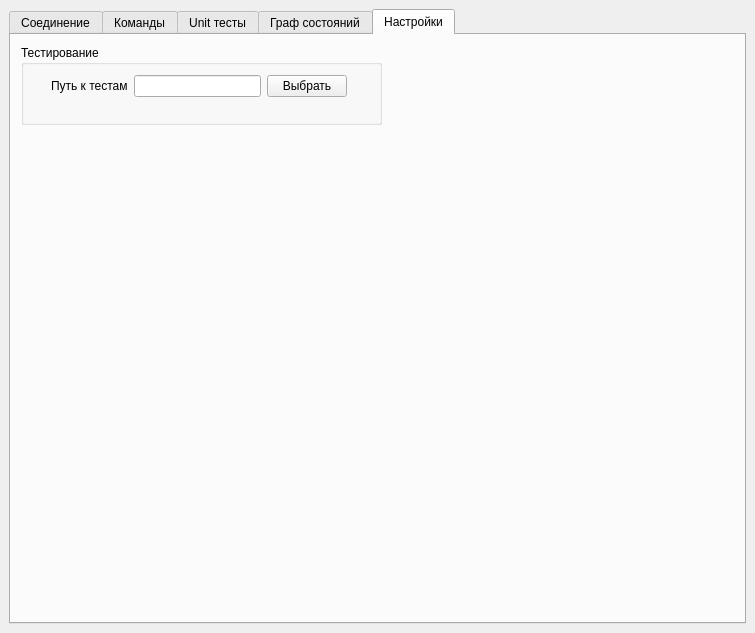
First picture: the form in ui/mainwindow.ui, repository Megaxela/FRTester, before the edit.
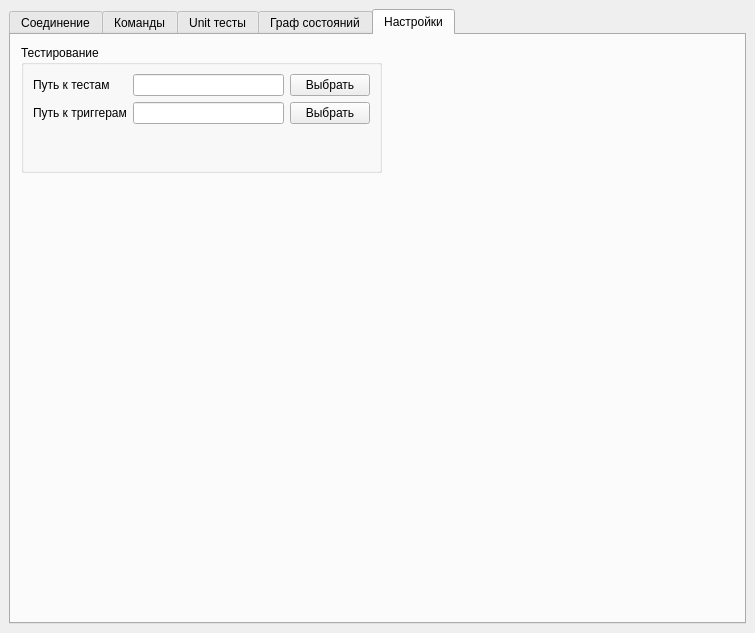
Second picture: the form after the edit. The open tabs and pages were chosen to show the change. Custom widgets are drawn as their Qt base class.

Patch:
```diff
--- a/ui/mainwindow.ui
+++ b/ui/mainwindow.ui
@@ -978,21 +978,14 @@
           <x>10</x>
           <y>10</y>
           <width>361</width>
-          <height>80</height>
+          <height>128</height>
          </rect>
         </property>
         <property name="title">
          <string>Тестирование</string>
         </property>
-        <widget class="QWidget" name="layoutWidget">
-         <property name="geometry">
-          <rect>
-           <x>30</x>
-           <y>30</y>
-           <width>296</width>
-           <height>38</height>
-          </rect>
-         </property>
+        <layout class="QHBoxLayout" name="horizontalLayout_10">
+         <item>
          <layout class="QFormLayout" name="formLayout_2">
           <item row="0" column="0">
            <widget class="QLabel" name="label_19">
@@ -1015,8 +1008,30 @@
             </item>
            </layout>
           </item>
-         </layout>
-        </widget>
+           <item row="1" column="1">
+            <layout class="QHBoxLayout" name="horizontalLayout_9">
+             <item>
+              <widget class="QLineEdit" name="settingsTriggersPathLineEdit"/>
+             </item>
+             <item>
+              <widget class="QPushButton" name="settingsTriggersPathPushButton">
+               <property name="text">
+                <string>Выбрать</string>
+               </property>
+              </widget>
+             </item>
+            </layout>
+           </item>
+           <item row="1" column="0">
+            <widget class="QLabel" name="label_20">
+             <property name="text">
+              <string>Путь к триггерам</string>
+             </property>
+            </widget>
+           </item>
+          </layout>
+         </item>
+        </layout>
        </widget>
       </widget>
      </widget>
```
Left out of the diff: 8 changed lines with no effect on the pictures. Lines whose indentation alone changed are shown as unchanged.
